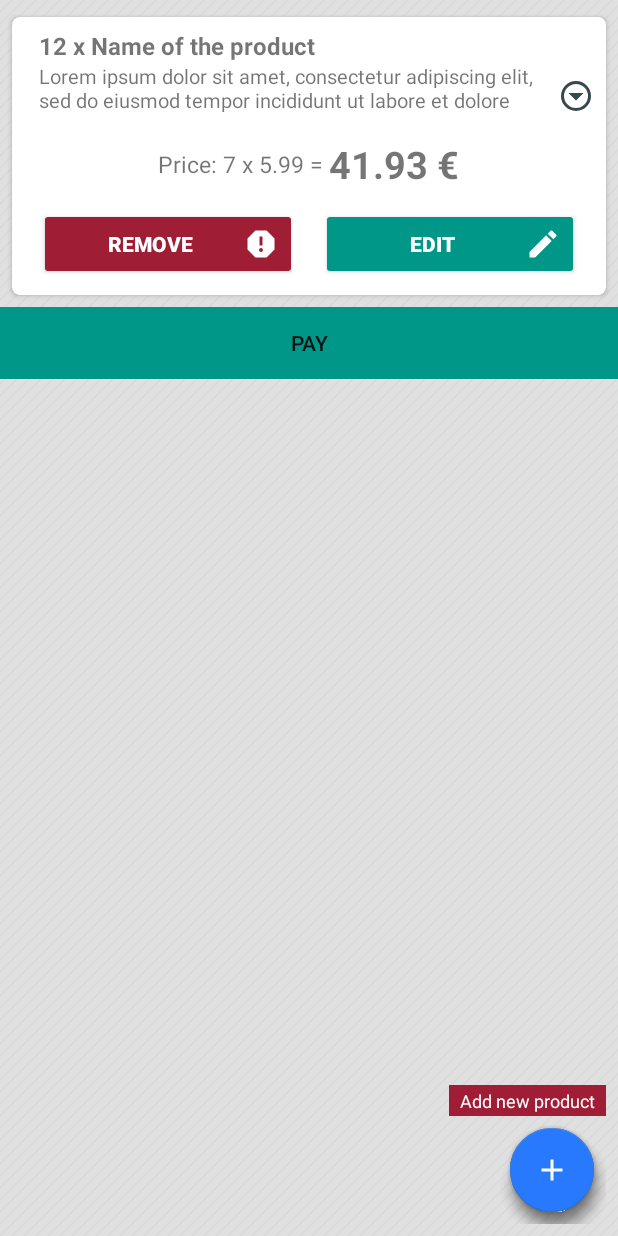
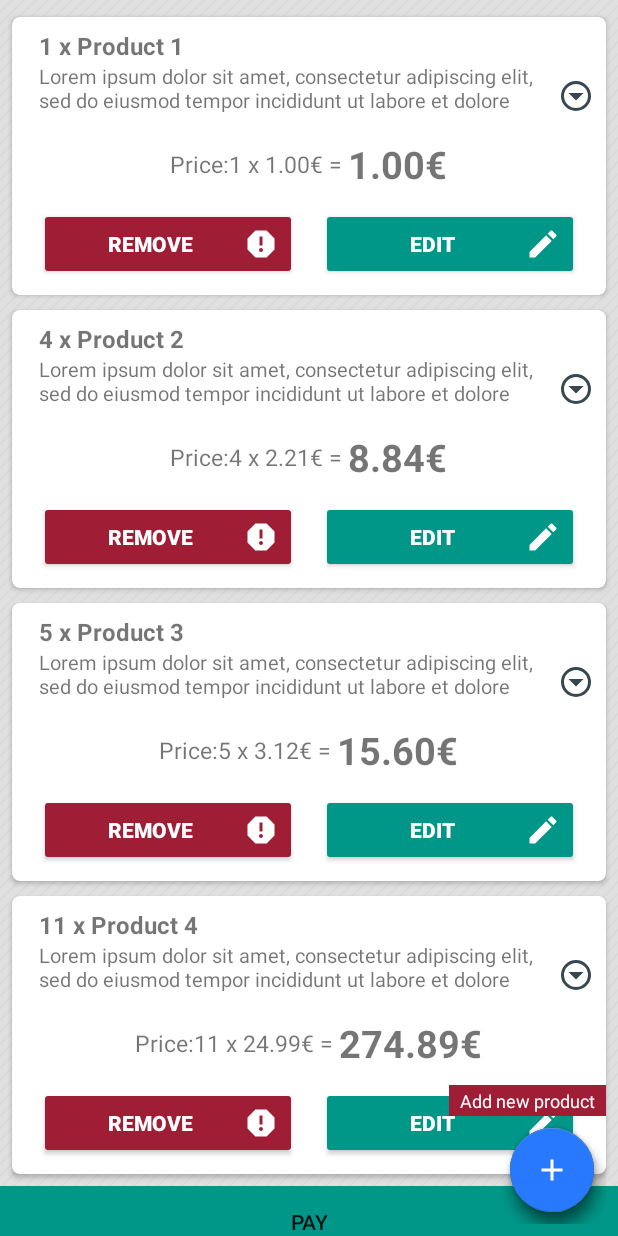
Before and after one commit to DujeMedak/Eshop, an Android app: the ScanActivity screen opened directly, with no data from a screen before it, on a phone screen of 412 x 824 dp. Run offline under Robolectric (Android 15) with nearby library versions, the phone set to English and light mode, and no system bars; libraries missing offline, so code that uses them is left out: com.github.aakira.expandablelayout, com.yarolegovich.lovelydialog; plain views replace ExpandableLinearLayout; 2 statements that could not run were skipped.

Commit message:
add OrderDetails

```diff
--- a/app/src/main/java/cmov/feup/eshop/ListViewAdapter.java
+++ b/app/src/main/java/cmov/feup/eshop/ListViewAdapter.java
@@ -20,6 +20,7 @@ import cmov.feup.eshop.model.Order;
 public class ListViewAdapter extends ArrayAdapter<Order> implements View.OnClickListener{
 
     private ArrayList<Order> dataSet;
+    final String CURRENCY = "€";
     Context mContext;
 
     // View lookup cache
@@ -86,9 +87,9 @@ public class ListViewAdapter extends ArrayAdapter<Order> implements View.OnClick
         result.startAnimation(animation);
         lastPosition = position;
 
-        viewHolder.txtNubmer.setText(String.valueOf(dataModel.getQuantity()));
+        viewHolder.txtNubmer.setText(String.valueOf(dataModel.getQuantity()) + " x ");
         viewHolder.txtName.setText(dataModel.getProduct().getName());
-        viewHolder.txtPrice.setText(String.format("%.2f", dataModel.getQuantity() * dataModel.getProduct().getPrice()));
+        viewHolder.txtPrice.setText(String.format("%.2f", dataModel.getQuantity() * dataModel.getProduct().getPrice()) + CURRENCY);
         //viewHolder.info.setOnClickListener(this);
         //viewHolder.info.setTag(position);
         // Return the completed view to render on screen
--- a/app/src/main/java/cmov/feup/eshop/ScanActivity.java
+++ b/app/src/main/java/cmov/feup/eshop/ScanActivity.java
@@ -13,7 +13,6 @@ import android.support.v7.app.AppCompatActivity;
 import android.os.Bundle;
 import android.support.v7.widget.LinearLayoutManager;
 import android.support.v7.widget.RecyclerView;
-import android.util.Log;
 import android.view.LayoutInflater;
 import android.view.View;
 import android.view.ViewGroup;
@@ -29,7 +28,6 @@ import com.github.aakira.expandablelayout.ExpandableLinearLayout;
 import com.yarolegovich.lovelydialog.LovelyTextInputDialog;
 
 import java.util.ArrayList;
-import java.util.List;
 
 import cmov.feup.eshop.model.Order;
 import cmov.feup.eshop.model.Product;
@@ -41,6 +39,16 @@ public class ScanActivity extends AppCompatActivity {
     Animation show_fab_3,show_fab_2;
     Animation hide_fab_3,hide_fab_2;
     boolean menuOn = false;
+
+    public int getOrderEditing() {
+        return OrderEditing;
+    }
+
+    public void setOrderEditing(int orderEditing) {
+        OrderEditing = orderEditing;
+    }
+
+    int OrderEditing = 0;
 
 
     ArrayList<Order> orderList = new ArrayList<>();
@@ -100,17 +108,31 @@ public class ScanActivity extends AppCompatActivity {
         addOrder(new Product("Name of the product","Lorem ipsum dolor sit amet, consectetur adipiscing elit, sed do eiusmod tempor incididunt ut labore et dolore magna aliqua.",4.32d), 12);
         addOrder(new Product("Name of the product","Lorem ipsum dolor sit amet, consectetur adipiscing elit, sed do eiusmod tempor incididunt ut labore et dolore magna aliqua.",3.21d), 12);
         addOrder(new Product("Name of the product","Lorem ipsum dolor sit amet, consectetur adipiscing elit, sed do eiusmod tempor incididunt ut labore et dolore magna aliqua.",3.21d), 12);
-        addOrder(new Product("Name of the product","Lorem ipsum dolor sit amet, consectetur adipiscing elit, sed do eiusmod tempor incididunt ut labore et dolore magna aliqua.",3.21d), 12);
-        addOrder(new Product("Name of the product","Lorem ipsum dolor sit amet, consectetur adipiscing elit, sed do eiusmod tempor incididunt ut labore et dolore magna aliqua.",3.21d), 12);
-        addOrder(new Product("Name of the product","Lorem ipsum dolor sit amet, consectetur adipiscing elit, sed do eiusmod tempor incididunt ut labore et dolore magna aliqua.",3.21d), 12);
         */
-        addOrder(new Product("Name of the product","Lorem ipsum dolor sit amet, consectetur adipiscing elit, sed do eiusmod tempor incididunt ut labore et dolore magna aliqua.",3.21d), 12);
+        addOrder(new Product("Product 1","Lorem ipsum dolor sit amet, consectetur adipiscing elit, sed do eiusmod tempor incididunt ut labore et dolore magna aliqua.",1d), 1);
+        addOrder(new Product("Product 2","Lorem ipsum dolor sit amet, consectetur adipiscing elit, sed do eiusmod tempor incididunt ut labore et dolore magna aliqua.",2.21d), 4);
+        addOrder(new Product("Product 3","Lorem ipsum dolor sit amet, consectetur adipiscing elit, sed do eiusmod tempor incididunt ut labore et dolore magna aliqua.",3.12d), 5);
+
+        addOrder(new Product("Product 4","Lorem ipsum dolor sit amet, consectetur adipiscing elit, sed do eiusmod tempor incididunt ut labore et dolore magna aliqua.",24.99d), 11);
 
         //orderAdapter.notifyDataSetChanged();
     }
 
+    @Override
+    public void onSaveInstanceState(Bundle savedInstanceState) {
+        savedInstanceState.putInt("orderNumber",getOrderEditing());
+        // ... save more data
+        super.onSaveInstanceState(savedInstanceState);
+    }
+
+    @Override
+    public void onRestoreInstanceState(Bundle savedInstanceState) {
+        super.onRestoreInstanceState(savedInstanceState);
+        setOrderEditing(savedInstanceState.getInt("orderNumber"));
+        // ... recover more data
+    }
+
     public void setupOrderRV(){
-        getOrders();
 
         mRecyclerView = (RecyclerView)findViewById(R.id.rv);
         mRecyclerView.setLayoutManager(new LinearLayoutManager(this));
@@ -191,17 +213,6 @@ public class ScanActivity extends AppCompatActivity {
 
     }
 
-    @Override
-    public void onSaveInstanceState(Bundle bundle) {
-        super.onSaveInstanceState(bundle);
-        bundle.putCharSequence("Message", message.getText());
-    }
-
-    public void onRestoreInstanceState(Bundle bundle) {
-        super.onRestoreInstanceState(bundle);
-        message.setText(bundle.getCharSequence("Message"));
-    }
-
     public void scan(boolean qrcode) {
         try {
             Intent intent = new Intent(ACTION_SCAN);
@@ -235,12 +246,24 @@ public class ScanActivity extends AppCompatActivity {
                 final String contents = data.getStringExtra("SCAN_RESULT");
                 String format = data.getStringExtra("SCAN_RESULT_FORMAT");
 
-                //message.setText("Format: " + format + "\nMessage: " + contents);
+                //
+                //
+                //TODO get Product informations from server (contents contains product id)
+                //
+                // final Product p = getProduct(contents);
+                //
+                //
+                //
+                //
+                //TODO remove next 2 lines after implementig rest conection
+                Double productPrice = new Double(4.32);
+                final Product product = new Product("Product Name","Some description that is received from server using the id of the product",productPrice);
 
 
+                //TODO maybe create new ctivity for this (DUJE)
                 new LovelyTextInputDialog(this).setNegativeButton("Cancel",null)
                         .setTopColorRes(R.color.colorPrimary)
-                        .setTitle("Format:" + format + " Code type:" + contents)
+                        .setTitle(product.getName() + " - " + contents)
                         .setMessage("Enter quantity")
                         .setIcon(R.drawable.logo2_256px)
                         .setConfirmButton("Add to basket", new LovelyTextInputDialog.OnTextInputConfirmListener() {
@@ -248,16 +271,27 @@ public class ScanActivity extends AppCompatActivity {
                             public void onTextInputConfirmed(String text) {
                                 int quantity = 0;
                                 if (tryParseInt(text)) {
-                                    quantity=Integer.parseInt(text);  // We now know that it's safe to parse
+                                    quantity=Integer.parseInt(text);
                                 }
-                                //TODO change hardcoded decription to one obtained from server
-                                Double d = new Double(4.32);
-                                Product p = new Product("Name of the product" + "(" + contents + ")", "Some description that is received from server using the id of the product",d);
-                                addOrder(p,quantity);
+
+                                addOrder(product,quantity);
 
                             }
                         })
                         .show();
+
+            }
+        }
+        //EDITING ORDER QUANTITY
+        else if(requestCode == 1){
+            if(resultCode == RESULT_OK){
+
+                String newQuantity = data.getStringExtra("newQuantity");
+                //getOrderEditing is saved before calling orderDetails
+                if (tryParseInt(newQuantity)){
+                    orderList.get(getOrderEditing()).setQuantity(Integer.parseInt(newQuantity));
+                    orderAdapter.notifyDataSetChanged();
+                }
 
             }
         }
@@ -278,63 +312,9 @@ public class ScanActivity extends AppCompatActivity {
 
     //-------------------------------product adapter things ---------------------------------
 
-    //TODO write new function for rest connection
-
-    public void getOrders(){
-        /*
-            RestConnector.getWishById(this, wish.getIdWish(), 0, 5, new VolleyCallback<Wish>() {
-                @Override
-                public void onSuccessResponse(Wish result) {
-                    if(result != null){
-                        if(!result.getOfferList().isEmpty()){
-                            orderList.addAll(result.getOfferList());
-                            orderAdapter.notifyDataSetChanged();
-                            orderAdapter.setLoaded();
-                        }
-                        else{
-                            //Toast.makeText(WishDetailsActivity.this, "No offers", Toast.LENGTH_SHORT).show();
-                        }
-                    }
-                    else{
-                        //Toast.makeText(WishDetailsActivity.this, "No offers", Toast.LENGTH_SHORT).show();
-                    }
-                }
-            });
-
-    */
-
-        //TODO change later
-
-
-        //orderList.addAll(orderList);
-        //orderAdapter.notifyDataSetChanged();
-        //orderAdapter.setLoaded();
-
-    }
-
 
     public void addOrder(Product newProduct, int quantity){
 
-        /*
-        //TODO UCINI STA OCES S OFFEROM
-        if(SessionManager.getCurrentUserProfile() != null){
-            if(SessionManager.getCurrentUserProfile().getProfilePicture() != null){
-                Offer newOffer = new Offer(wish.getIdWish(),SessionManager.getCurrentUserProfile().getIdUser(),str);
-                RestConnector.createOffer(this, newOffer, new VolleyCallback<Offer>() {
-                    @Override
-                    public void onSuccessResponse(Offer result) {
-                        if(result != null){
-                            mOffers.clear();
-                            getOrders();
-                        }
-                        else {
-                            Toast.makeText(WishDetailsActivity.this, "Error while adding new offer", Toast.LENGTH_SHORT).show();
-                        }
-                    }
-                });
-            }
-        }
-        */
         Order newOrder = new Order(newProduct,quantity);
         orderList.add(newOrder);
         orderAdapter.notifyDataSetChanged();
@@ -357,8 +337,10 @@ public class ScanActivity extends AppCompatActivity {
 
 //ZA RECYCLER VIEW
 class OrderViewHolder extends RecyclerView.ViewHolder implements View.OnClickListener{
-    public TextView orderQuantity;
+    public TextView orderTitle;
     public TextView orderDescription;
+    public TextView orderTotalPrice;
+    public TextView orderPrice;
     public ExpandableLinearLayout expandableLayout;
 
     Button removeOrder,editOrder;
@@ -368,7 +350,10 @@ class OrderViewHolder extends RecyclerView.ViewHolder implements View.OnClickLis
     public OrderViewHolder(View itemView) {
         super(itemView);
         orderDescription = (TextView) itemView.findViewById(R.id.orderTxt);
-        orderQuantity = (TextView) itemView.findViewById(R.id.quantityTxt);
+        orderTitle = (TextView) itemView.findViewById(R.id.orderTitleTxt);
+        orderPrice = (TextView) itemView.findViewById(R.id.orderPriceTxt);
+        orderTotalPrice = (TextView) itemView.findViewById(R.id.orderPriceTotalTxt);
+
         expandableLayout = (ExpandableLinearLayout) itemView.findViewById(R.id.expandableLayout);
         itemView.setOnClickListener(this);
 
@@ -390,11 +375,15 @@ class OrderViewHolder extends RecyclerView.ViewHolder implements View.OnClickLis
         editOrder.setOnClickListener(new View.OnClickListener() {
             @Override
             public void onClick(View v) {
-                Toast.makeText(ScanActivity.this, "edit order!", Toast.LENGTH_SHORT).show();
                 if(orderList.size() > getAdapterPosition()){
-                    //TODO get id of order and load new activity with details of order
+                    setOrderEditing(getAdapterPosition());
                     Order o = orderList.get(getAdapterPosition());
 
+                    Intent intent=new Intent(getApplicationContext(),OrderDetails.class);
+                    Bundle bundle = new Bundle();
+                    bundle.putParcelable("VAR2",o);
+                    intent.putExtras(bundle);
+                    ScanActivity.this.startActivityForResult(intent,1);
                 }
                 else{
                     Toast.makeText(ScanActivity.this, "Could load order details", Toast.LENGTH_SHORT).show();
@@ -423,13 +412,13 @@ class LoadingViewHolder extends RecyclerView.ViewHolder {
     public LoadingViewHolder(View itemView) {
         super(itemView);
         payOrdersButton = (Button)itemView.findViewById(R.id.button_pay_order);
-        //progressBar = (ProgressBar) itemView.findViewById(R.id.progressBar1);
     }
 }
 
 
 class OrderAdapter extends RecyclerView.Adapter<RecyclerView.ViewHolder>{
 
+    final String CURRENCY = "€";
 
     private int lastPosition = -1;
 
@@ -473,8 +462,11 @@ class OrderAdapter extends RecyclerView.Adapter<RecyclerView.ViewHolder>{
             Order order = orderList.get(position);
             final OrderViewHolder orderViewHolder = (OrderViewHolder) holder;
 
-            orderViewHolder.orderQuantity.setText(String.valueOf(order.getQuantity()) + " x " + order.getProduct().getName());
+            orderViewHolder.orderTitle.setText(String.valueOf(order.getQuantity()) + " x " + order.getProduct().getName());
             orderViewHolder.orderDescription.setText(order.getProduct().getProductDescription());
+            orderViewHolder.orderPrice.setText(String.valueOf(order.getQuantity()) + " x " + String.format("%.2f",order.getProduct().getPrice()) + CURRENCY + " = " );
+            orderViewHolder.orderTotalPrice.setText(String.format("%.2f",order.getProduct().getPrice() * order.getQuantity() ) + CURRENCY);
+
             orderViewHolder.setIsRecyclable(false);
             orderViewHolder.expandableLayout.setInRecyclerView(true);
         }
--- a/app/src/main/java/cmov/feup/eshop/model/Order.java
+++ b/app/src/main/java/cmov/feup/eshop/model/Order.java
@@ -6,7 +6,7 @@ import android.os.Parcelable;
 /**
  * Created by Duje on 25.10.2017..
  */
-
+//TODO if needed you can add more member variables
 public class Order implements Parcelable{
     Product p;
     int quantity;
@@ -18,6 +18,10 @@ public class Order implements Parcelable{
 
     public int getQuantity(){
         return quantity;
+    }
+
+    public void setQuantity(int q){
+        quantity = q;
     }
 
     public Product getProduct(){
--- a/app/src/main/java/cmov/feup/eshop/model/Product.java
+++ b/app/src/main/java/cmov/feup/eshop/model/Product.java
@@ -6,6 +6,8 @@ import android.os.Parcelable;
 /**
  * Created by Duje on 25.10.2017..
  */
+
+//TODO if needed you can add more member variables
 
 public class Product implements Parcelable {
 
--- a/app/src/main/res/layout/layout_product_item.xml
+++ b/app/src/main/res/layout/layout_product_item.xml
@@ -34,7 +34,7 @@
                         android:layout_height="wrap_content">
 
                         <TextView
-                            android:id="@+id/quantityTxt"
+                            android:id="@+id/orderTitleTxt"
                             android:layout_width="wrap_content"
                             android:layout_marginLeft="10dp"
                             android:layout_marginRight="6dp"
@@ -110,7 +110,6 @@
                                 />
                             <TextView
                                 android:id="@+id/orderPriceTotalTxt"
-
                                 android:layout_gravity="center"
                                 android:layout_width="wrap_content"
                                 android:layout_height="wrap_content"
```
Also changed, not shown: app/src/main/AndroidManifest.xml (+8 -4 lines), app/src/main/java/cmov/feup/eshop/OrderDetails.java (added, +57 -0 lines), app/src/main/java/cmov/feup/eshop/OrderPayment.java (+13 -65 lines), app/src/main/java/cmov/feup/eshop/RegistrationActivity.java (+36 -8 lines), app/src/main/res/layout/activity_order_details.xml (added, +101 -0 lines), app/src/main/res/layout/activity_order_payment.xml (+3 -8 lines).
